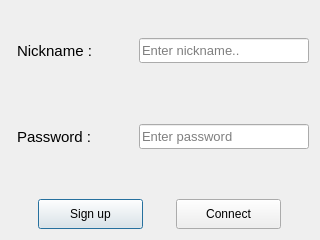
The window that Client/src/QTSrcs/signupdiag.ui (Nexus-Software/cpp_babel) describes before a commit, drawn with Qt 5.
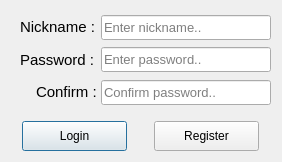
The same window after the commit.

Commit message: SignupDiagTemplate(feat): Completed Signup DIalog

```diff
--- a/Client/src/QTSrcs/signupdiag.ui
+++ b/Client/src/QTSrcs/signupdiag.ui
@@ -6,8 +6,8 @@
    <rect>
     <x>0</x>
     <y>0</y>
-    <width>320</width>
-    <height>240</height>
+    <width>282</width>
+    <height>162</height>
    </rect>
   </property>
   <property name="windowTitle">
@@ -15,23 +15,32 @@
   </property>
   <layout class="QHBoxLayout" name="horizontalLayout">
    <item>
-    <layout class="QVBoxLayout" name="verticalLayout" stretch="10,4">
+    <layout class="QVBoxLayout" name="verticalLayout" stretch="0,0">
+     <property name="spacing">
+      <number>16</number>
+     </property>
      <item>
-      <layout class="QVBoxLayout" name="verticalLayout_2">
+      <layout class="QVBoxLayout" name="verticalLayout_2" stretch="0,0,0">
+       <property name="spacing">
+        <number>0</number>
+       </property>
        <property name="topMargin">
         <number>0</number>
        </property>
        <property name="bottomMargin">
-        <number>16</number>
+        <number>0</number>
        </property>
        <item>
         <layout class="QHBoxLayout" name="horizontalLayout_5" stretch="3,6">
+         <property name="spacing">
+          <number>6</number>
+         </property>
          <item>
-          <layout class="QHBoxLayout" name="horizontalLayout_8">
+          <layout class="QVBoxLayout" name="verticalLayout_5">
            <property name="leftMargin">
             <number>6</number>
            </property>
-           <item alignment="Qt::AlignVCenter">
+           <item alignment="Qt::AlignRight|Qt::AlignVCenter">
             <widget class="QLabel" name="label">
              <property name="font">
               <font>
@@ -88,12 +97,15 @@
        </item>
        <item>
         <layout class="QHBoxLayout" name="horizontalLayout_6" stretch="3,6">
+         <property name="spacing">
+          <number>6</number>
+         </property>
          <item>
-          <layout class="QHBoxLayout" name="horizontalLayout_10">
+          <layout class="QVBoxLayout" name="verticalLayout_3">
            <property name="leftMargin">
             <number>6</number>
            </property>
-           <item alignment="Qt::AlignVCenter">
+           <item alignment="Qt::AlignRight|Qt::AlignVCenter">
             <widget class="QLabel" name="label_2">
              <property name="font">
               <font>
@@ -104,6 +116,9 @@
              <property name="text">
               <string>Password :</string>
              </property>
+             <property name="alignment">
+              <set>Qt::AlignLeading|Qt::AlignLeft|Qt::AlignVCenter</set>
+             </property>
             </widget>
            </item>
           </layout>
@@ -137,7 +152,78 @@
               <enum>QLineEdit::Password</enum>
              </property>
              <property name="placeholderText">
-              <string>Enter password</string>
+              <string>Enter password..</string>
+             </property>
+            </widget>
+           </item>
+          </layout>
+         </item>
+        </layout>
+       </item>
+       <item>
+        <layout class="QHBoxLayout" name="horizontalLayout_13" stretch="3,6">
+         <property name="topMargin">
+          <number>4</number>
+         </property>
+         <item>
+          <layout class="QVBoxLayout" name="verticalLayout_4">
+           <item alignment="Qt::AlignRight|Qt::AlignVCenter">
+            <widget class="QLabel" name="label_3">
+             <property name="minimumSize">
+              <size>
+               <width>0</width>
+               <height>0</height>
+              </size>
+             </property>
+             <property name="baseSize">
+              <size>
+               <width>0</width>
+               <height>-1</height>
+              </size>
+             </property>
+             <property name="font">
+              <font>
+               <family>Tahoma</family>
+               <pointsize>11</pointsize>
+              </font>
+             </property>
+             <property name="text">
+              <string>Confirm : </string>
+             </property>
+             <property name="alignment">
+              <set>Qt::AlignLeading|Qt::AlignLeft|Qt::AlignVCenter</set>
+             </property>
+            </widget>
+           </item>
+          </layout>
+         </item>
+         <item>
+          <layout class="QHBoxLayout" name="horizontalLayout_14">
+           <item>
+            <widget class="QLineEdit" name="lineEdit_3">
+             <property name="minimumSize">
+              <size>
+               <width>170</width>
+               <height>25</height>
+              </size>
+             </property>
+             <property name="maximumSize">
+              <size>
+               <width>170</width>
+               <height>25</height>
+              </size>
+             </property>
+             <property name="font">
+              <font>
+               <family>Tahoma</family>
+               <pointsize>10</pointsize>
+              </font>
+             </property>
+             <property name="echoMode">
+              <enum>QLineEdit::Password</enum>
+             </property>
+             <property name="placeholderText">
+              <string>Confirm password..</string>
              </property>
             </widget>
            </item>
@@ -166,7 +252,7 @@
             </size>
            </property>
            <property name="text">
-            <string>Sign up</string>
+            <string>Login</string>
            </property>
           </widget>
          </item>
@@ -189,7 +275,7 @@
             </size>
            </property>
            <property name="text">
-            <string>Connect</string>
+            <string>Register</string>
            </property>
           </widget>
          </item>
```
